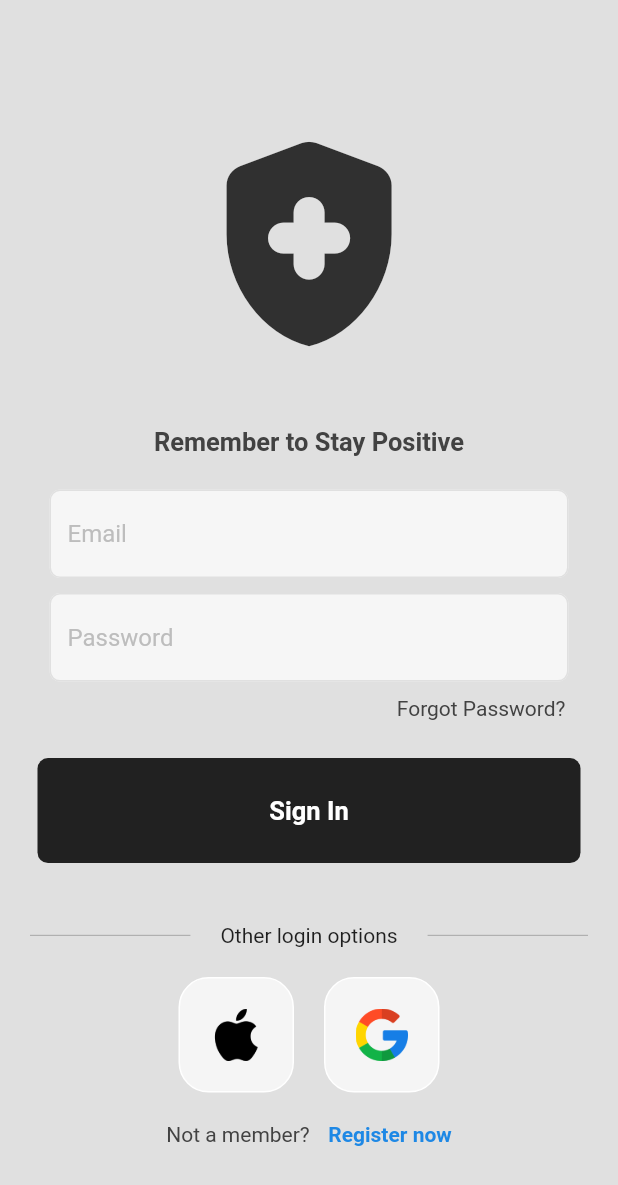
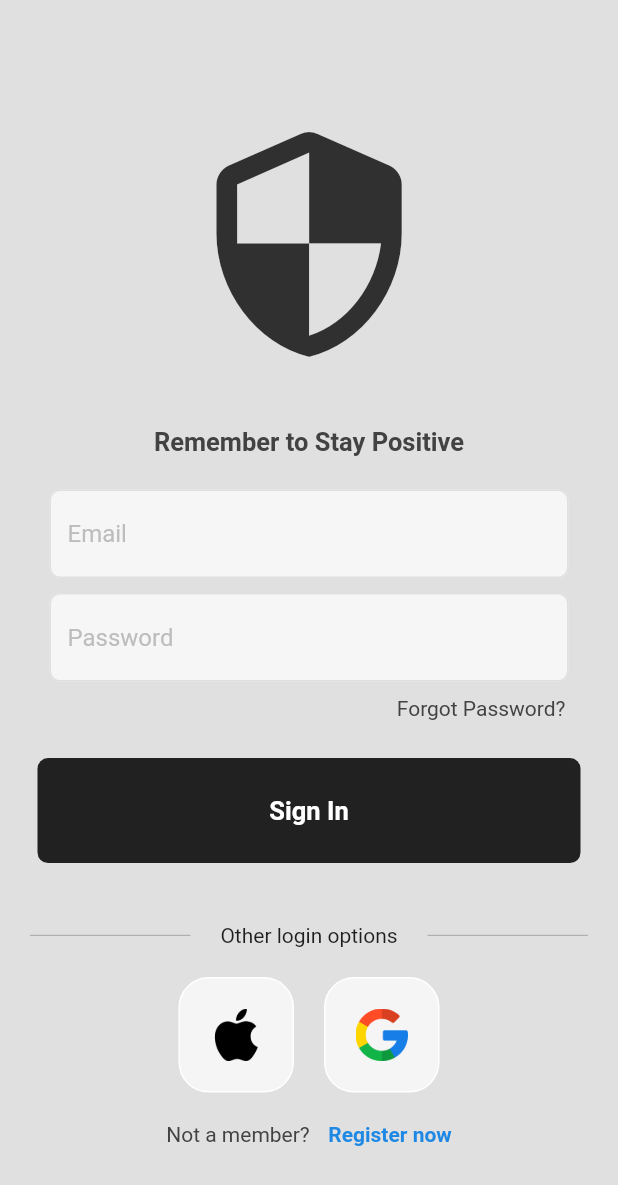
Before and after one commit to AhmadRFC/Login-Register-UI, a Flutter app: the screen it shows after launch, on a phone screen of 412 x 824 dp. Shown: the top 1185 px of the screen. Run offline on Flutter 3.47's test engine with Material 2 defaults, Android fonts, the phone set to English and light mode, and no system bars; our stand-ins replace firebase_auth, firebase_core, google_sign_in; accounts and stored records are empty.

Commit message:
updating logo + fixing bug

```diff
--- a/lib/main.dart
+++ b/lib/main.dart
@@ -3,13 +3,13 @@
 import 'package:flutter/material.dart';
 import 'package:authentication_template/pages/auth_page.dart';
 import 'package:firebase_core/firebase_core.dart';
-import 'firebase_options.dart';
+// import 'firebase_options.dart';
 
 void main() async {
   WidgetsFlutterBinding.ensureInitialized();
   await Firebase.initializeApp(
-    options: DefaultFirebaseOptions.currentPlatform,
-  );
+      // options: DefaultFirebaseOptions.currentPlatform,
+      );
 
   runApp(MyApp());
 }
--- a/lib/pages/login_page.dart
+++ b/lib/pages/login_page.dart
@@ -70,7 +70,7 @@ class _LoginPageState extends State<LoginPage> {
                   height: 20,
                 ),
                 Icon(
-                  Icons.health_and_safety_rounded,
+                  Icons.security_rounded,
                   size: size.width * .4,
                   color: Colors.grey[850],
                 ),
```
